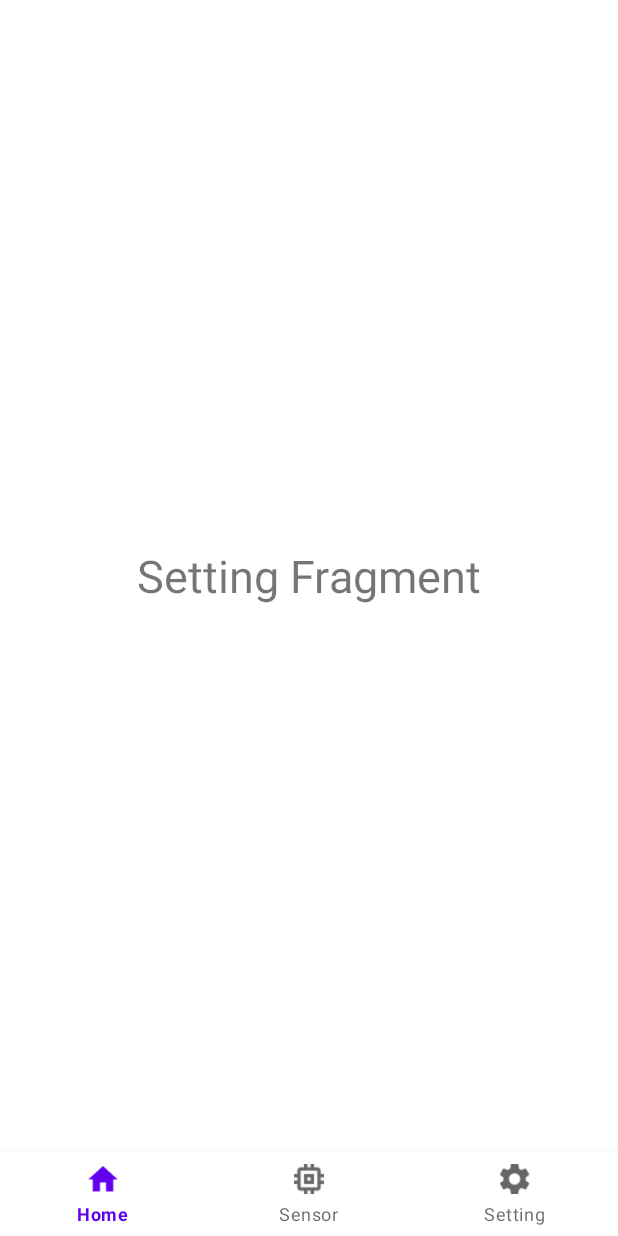
After one commit to duyquan27/Smart_Home_Mobile, an Android app: the fragment setting_fragment placed in its activity, on a phone screen of 412 x 824 dp. The commit adds this screen. Run offline under Robolectric (Android 15) with nearby library versions, the phone set to English and light mode, and no system bars; our stand-ins replace Firebase (no records; nobody signed in at launch, a user with empty details on screens opened directly).

Commit message:
add homepage navbar and demo fragment

```diff
--- a/app/build.gradle
+++ b/app/build.gradle
@@ -23,6 +23,7 @@ android {
             proguardFiles getDefaultProguardFile('proguard-android-optimize.txt'), 'proguard-rules.pro'
         }
     }
+
     compileOptions {
         sourceCompatibility JavaVersion.VERSION_1_8
         targetCompatibility JavaVersion.VERSION_1_8
--- a/app/src/main/AndroidManifest.xml
+++ b/app/src/main/AndroidManifest.xml
@@ -13,10 +13,12 @@
         android:theme="@style/Theme.FInal"
         tools:targetApi="31">
         <activity android:name=".Forgotpw"></activity>
-        <activity android:name=".MainActivity"></activity>
+        <activity android:name=".SignInActivity">
+
+        </activity>
         <activity android:name=".SignUpActivity"></activity>
         <activity
-            android:name=".SignInActivity"
+            android:name=".MainActivity"
             android:exported="true"
             >
             <intent-filter>
--- a/app/src/main/java/com/example/afinal/MainActivity.java
+++ b/app/src/main/java/com/example/afinal/MainActivity.java
@@ -1,10 +1,11 @@
 package com.example.afinal;
 
 import androidx.annotation.DrawableRes;
+import androidx.annotation.NonNull;
 import androidx.appcompat.app.AppCompatActivity;
 import androidx.core.view.WindowInsetsCompat;
-
 import android.os.Bundle;
+import android.view.MenuItem;
 import android.view.View;
 import android.view.Window;
 import android.view.WindowInsets;
@@ -12,21 +13,38 @@ import android.view.WindowInsetsController;
 import android.view.WindowManager;
 import android.widget.Toast;
 
+import com.google.android.material.bottomnavigation.BottomNavigationMenuView;
+import com.google.android.material.bottomnavigation.BottomNavigationView;
+import com.google.android.material.navigation.NavigationBarView;
 import com.google.firebase.database.DatabaseReference;
 import com.google.firebase.database.FirebaseDatabase;
 
 public class MainActivity extends AppCompatActivity {
-
+    BottomNavigationView bottomNavigationView;
+    home_fragment homeFragment = new home_fragment();
+    setting_fragment settingFragment = new setting_fragment();
     @Override
     protected void onCreate(Bundle savedInstanceState) {
         super.onCreate(savedInstanceState);
         requestWindowFeature(Window.FEATURE_NO_TITLE);
         this.getWindow().setFlags(WindowManager.LayoutParams.FLAG_FULLSCREEN,WindowManager.LayoutParams.FLAG_FULLSCREEN);
-        setContentView(R.layout.activity_main);
-        FirebaseDatabase database = FirebaseDatabase.getInstance();
-        DatabaseReference myRef = database.getReference("User");
-
-        myRef.setValue("duyquan27");
+        setContentView(R.layout.homepage);
+        bottomNavigationView = findViewById(R.id.bottom_menubar);
+        getSupportFragmentManager().beginTransaction().replace(R.id.container,homeFragment).commit();
+        bottomNavigationView.setOnItemSelectedListener(new NavigationBarView.OnItemSelectedListener() {
+            @Override
+            public boolean onNavigationItemSelected(@NonNull MenuItem item) {
+                switch (item.getItemId()){
+                    case R.id.home:
+                        getSupportFragmentManager().beginTransaction().replace(R.id.container,homeFragment).commit();
+                        return true;
+                    case R.id.setting:
+                        getSupportFragmentManager().beginTransaction().replace(R.id.container,settingFragment).commit();
+                        return true;
+                }
+                return false;
+            }
+        });
     }
 
 }
--- /dev/null
+++ b/app/src/main/java/com/example/afinal/home_fragment.java
@@ -0,0 +1,19 @@
+package com.example.afinal;
+
+import android.os.Bundle;
+
+import androidx.fragment.app.Fragment;
+
+import android.view.LayoutInflater;
+import android.view.View;
+import android.view.ViewGroup;
+
+public class home_fragment extends Fragment {
+
+    @Override
+    public View onCreateView(LayoutInflater inflater, ViewGroup container,
+                             Bundle savedInstanceState) {
+        // Inflate the layout for this fragment
+        return inflater.inflate(R.layout.fragment_home_fragment, container, false);
+    }
+}
--- /dev/null
+++ b/app/src/main/java/com/example/afinal/setting_fragment.java
@@ -0,0 +1,21 @@
+package com.example.afinal;
+
+import android.os.Bundle;
+
+import androidx.fragment.app.Fragment;
+
+import android.view.LayoutInflater;
+import android.view.View;
+import android.view.ViewGroup;
+
+import com.example.afinal.R;
+
+public class setting_fragment extends Fragment {
+
+    @Override
+    public View onCreateView(LayoutInflater inflater, ViewGroup container,
+                             Bundle savedInstanceState) {
+        // Inflate the layout for this fragment
+        return inflater.inflate(R.layout.fragment_setting, container, false);
+    }
+}
--- /dev/null
+++ b/app/src/main/res/layout/fragment_setting.xml
@@ -0,0 +1,16 @@
+<?xml version="1.0" encoding="utf-8"?>
+<RelativeLayout xmlns:android="http://schemas.android.com/apk/res/android"
+    xmlns:tools="http://schemas.android.com/tools"
+    android:layout_width="match_parent"
+    android:layout_height="match_parent"
+    tools:context=".setting_fragment">
+
+    <!-- TODO: Update blank fragment layout -->
+    <TextView
+        android:layout_width="wrap_content"
+        android:layout_height="wrap_content"
+        android:textSize="30dp"
+        android:layout_centerInParent="true"
+        android:text="Setting Fragment" />
+
+</RelativeLayout>
--- /dev/null
+++ b/app/src/main/res/layout/homepage.xml
@@ -0,0 +1,20 @@
+<?xml version="1.0" encoding="utf-8"?>
+<RelativeLayout xmlns:android="http://schemas.android.com/apk/res/android"
+    xmlns:app="http://schemas.android.com/apk/res-auto"
+    android:orientation="vertical"
+    android:layout_width="match_parent"
+    android:layout_height="match_parent">
+
+    <FrameLayout
+        android:id="@+id/container"
+        android:layout_above="@+id/bottom_menubar"
+        android:layout_width="match_parent"
+        android:layout_height="match_parent" />
+    <com.google.android.material.bottomnavigation.BottomNavigationView
+        android:layout_width="match_parent"
+        android:layout_alignParentBottom="true"
+        android:layout_height="wrap_content"
+        app:menu="@menu/bottom_menu"
+        android:id="@+id/bottom_menubar"
+        app:itemIconSize="20dp"/>
+</RelativeLayout>
--- /dev/null
+++ b/app/src/main/res/menu/bottom_menu.xml
@@ -0,0 +1,19 @@
+<?xml version="1.0" encoding="utf-8"?>
+<menu xmlns:app="http://schemas.android.com/apk/res-auto"
+    xmlns:android="http://schemas.android.com/apk/res/android">
+
+    <item
+        android:id="@+id/home"
+        android:title="Home"
+        android:icon="@drawable/icon_home_off"/>
+    <item
+        android:id="@+id/sensor"
+        android:title="Sensor"
+        android:icon="@drawable/icon_sensor_off"
+    />
+    <item
+        android:title="Setting"
+        android:id="@+id/setting"
+        android:icon="@drawable/icon_setting_off"
+        />
+</menu>
--- a/app/src/main/res/values/strings.xml
+++ b/app/src/main/res/values/strings.xml
@@ -1,3 +1,5 @@
 <resources>
     <string name="app_name">My Home</string>
+    <!-- TODO: Remove or change this placeholder text -->
+    <string name="hello_blank_fragment">Hello blank fragment</string>
 </resources>
```
Also changed, not shown: app/src/main/res/layout/fragment_home_fragment.xml (added, +16 -0 lines), app/src/main/res/drawable/icon_home_off.png (added), app/src/main/res/drawable/icon_sensor_off.png (added), app/src/main/res/drawable/icon_setting_off.png (added), gradle/wrapper/gradle-wrapper.properties, 1 other file.
